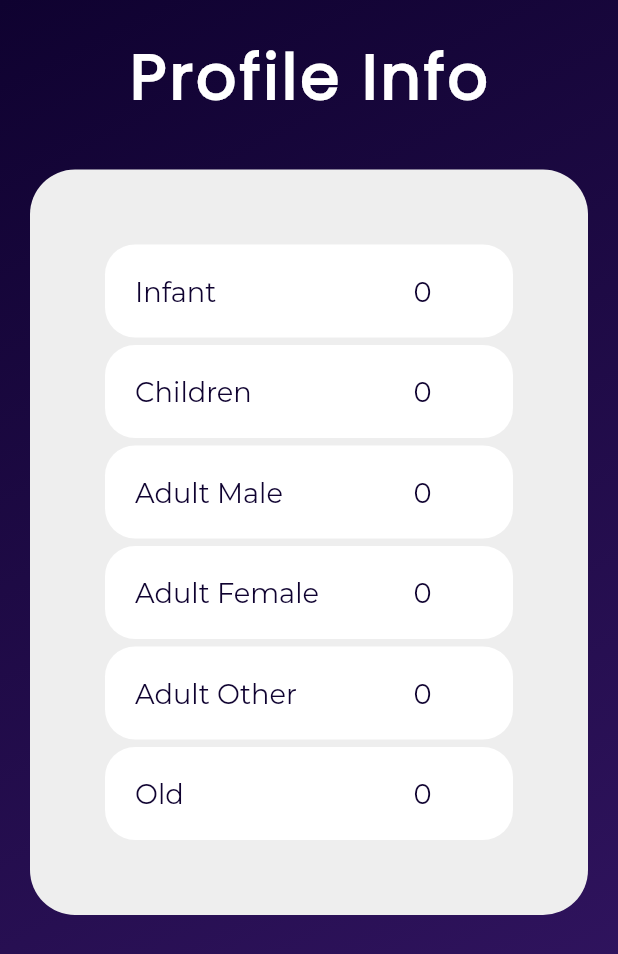
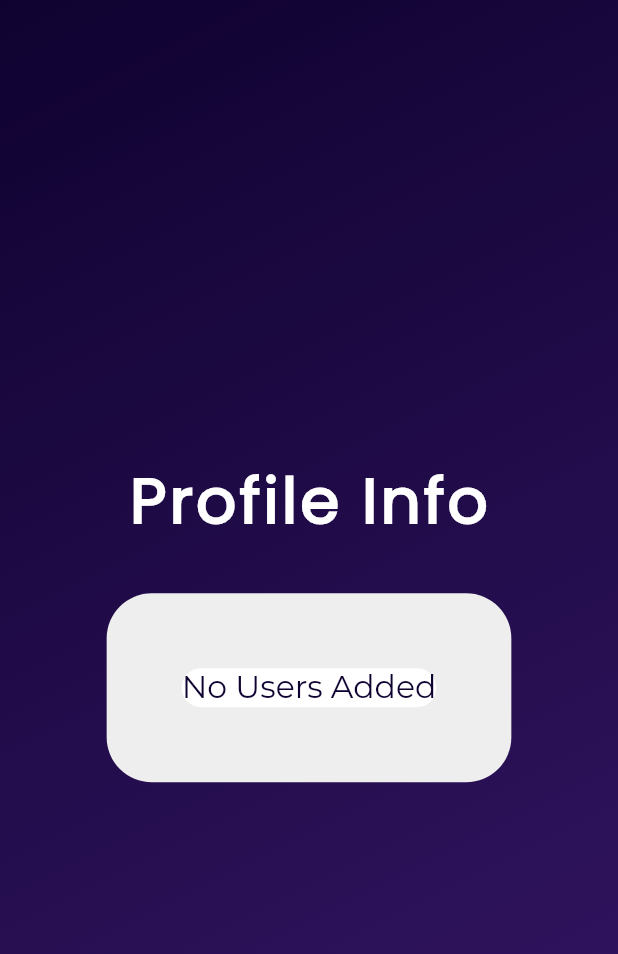
Before and after one commit to VarunSAthreya/Food-Supply-Survey, a Flutter app: the PersonInfo screen opened directly, on a phone screen of 412 x 824 dp. Shown: the top 954 px of the screen. Run offline on Flutter 3.47's test engine with Material 2 defaults, Android fonts, the phone set to English and light mode, and no system bars.

Commit message:
Added check for users not added

```diff
--- a/lib/models/user_data.dart
+++ b/lib/models/user_data.dart
@@ -37,6 +37,8 @@ class UserData extends ChangeNotifier {
   }
 
   Map<String, int> proflieInfoCounter() {
+    if (_user.isEmpty) return {};
+
     Map<String, int> profileInfo = {};
 
     int infant = 0;
@@ -80,6 +82,8 @@ class UserData extends ChangeNotifier {
   }
 
   Map<String, int> foodInfoCounter() {
+    if (_user.isEmpty) return {};
+
     Map<String, int> foodInfo = {};
 
     int rice = 0;
--- a/lib/screens/person_info.dart
+++ b/lib/screens/person_info.dart
@@ -23,6 +23,7 @@ class PersonInfo extends StatelessWidget {
         ),
         alignment: Alignment.center,
         child: SafeArea(
+          child: SingleChildScrollView(
             child: Padding(
               padding: const EdgeInsets.all(20.0),
               child: Column(
@@ -47,23 +48,41 @@ class PersonInfo extends StatelessWidget {
                     ),
                     child: Padding(
                       padding: const EdgeInsets.all(50.0),
-                    child: Column(
+                      child: profileInfo.isEmpty
+                          ? Container(
+                              decoration: BoxDecoration(
+                                color: Colors.white,
+                                borderRadius: BorderRadius.circular(20.0),
+                              ),
+                              child: Text(
+                                'No Users Added',
+                                textScaleFactor: 1.5,
+                                style: TextStyle(
+                                  color: Theme.of(context).primaryColor,
+                                ),
+                              ),
+                            )
+                          : Column(
                               children: [
                                 CustomListContainer(
-                            title: 'Infant', value: profileInfo['infant']),
+                                    title: 'Infant',
+                                    value: profileInfo['infant']),
                                 const SizedBox(height: 5),
                                 CustomListContainer(
-                            title: 'Children', value: profileInfo['children']),
+                                    title: 'Children',
+                                    value: profileInfo['children']),
                                 const SizedBox(height: 5),
                                 CustomListContainer(
-                            title: 'Adult Male', value: profileInfo['adultM']),
+                                    title: 'Adult Male',
+                                    value: profileInfo['adultM']),
                                 const SizedBox(height: 5),
                                 CustomListContainer(
                                     title: 'Adult Female',
                                     value: profileInfo['adultF']),
                                 const SizedBox(height: 5),
                                 CustomListContainer(
-                            title: 'Adult Other', value: profileInfo['adultO']),
+                                    title: 'Adult Other',
+                                    value: profileInfo['adultO']),
                                 const SizedBox(height: 5),
                                 CustomListContainer(
                                     title: 'Old', value: profileInfo['old']),
@@ -76,6 +95,7 @@ class PersonInfo extends StatelessWidget {
             ),
           ),
         ),
+      ),
     );
   }
 }
```
Also changed, not shown: lib/screens/food_info.dart (+15 -1 lines). Lines whose indentation alone changed are shown as unchanged.
